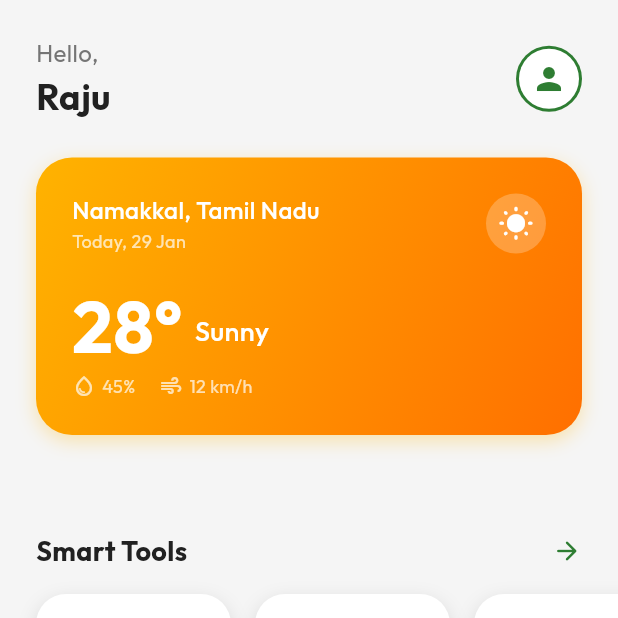
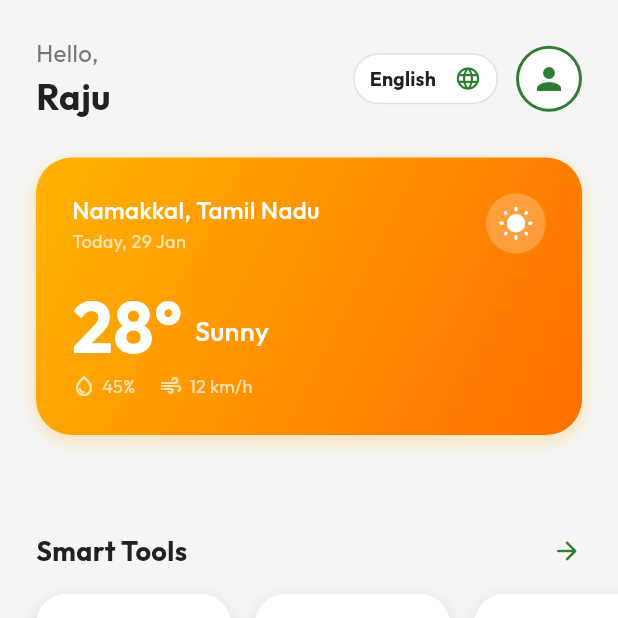
Before and after one commit to NarayanababuRaju/AgriPulse, a Flutter app: the FarmerDashboardScreen screen opened by its route, on a phone screen of 412 x 824 dp, the top half of it. Run offline on Flutter 3.47's test engine with Material 3 defaults, Android fonts, the phone set to English and light mode, and no system bars; drawn by our look-alikes of flutter_animate; our stand-ins replace country_code_picker, dio, equatable, firebase_core, fl_chart, flutter_riverpod and 6 more; accounts and stored records are empty; network calls fail.

Commit message:
Feature(Frontend): Main Home - Persistent Language Drop-Down and Live-Weather-Card Addition

```diff
--- a/flutter_app/lib/features/dashboard/presentation/farmer_dashboard_screen.dart
+++ b/flutter_app/lib/features/dashboard/presentation/farmer_dashboard_screen.dart
@@ -11,6 +11,7 @@ import 'providers/weather_provider.dart'; // Import Weather Provider
 import 'widgets/weather_card.dart';
 import 'widgets/action_card.dart';
 import 'widgets/recent_activity_list.dart';
+import '../../yield_prediction/providers/language_provider.dart';
 
 /// FarmerDashboardScreen - The main home screen for the farmer
 ///
@@ -32,6 +33,12 @@ class FarmerDashboardScreen extends ConsumerWidget {
     final weatherState = ref.watch(weatherProvider);
     final weather = weatherState.data;
 
+    // Translation Helper
+    // We watch the language provider state to rebuild updates,
+    // and use the notifier to look up strings.
+    ref.watch(languageProvider);
+    final tr = ref.read(languageProvider.notifier).translate;
+
     return Scaffold(
       backgroundColor: ColorPalette.offWhite,
       body: SafeArea(
@@ -49,7 +56,7 @@ class FarmerDashboardScreen extends ConsumerWidget {
                       crossAxisAlignment: CrossAxisAlignment.start,
                       children: [
                         Text(
-                          "Hello,",
+                          "${tr('hello')},",
                           style: GoogleFonts.outfit(
                             fontSize: 16,
                             color: ColorPalette.textSecondary,
@@ -65,7 +72,51 @@ class FarmerDashboardScreen extends ConsumerWidget {
                         ),
                       ],
                     ),
-                    _buildProfileButton(context, ref),
+                    Row(
+                      children: [
+                        // Language Dropdown
+                        Consumer(
+                          builder: (context, ref, _) {
+                            final language = ref.watch(languageProvider);
+                            return Container(
+                              margin: const EdgeInsets.only(right: 12),
+                              padding: const EdgeInsets.symmetric(horizontal: 10, vertical: 4),
+                              decoration: BoxDecoration(
+                                color: Colors.white,
+                                borderRadius: BorderRadius.circular(20),
+                                border: Border.all(color: Colors.grey.shade300),
+                              ),
+                              child: DropdownButtonHideUnderline(
+                                child: DropdownButton<AppLanguage>(
+                                  value: language,
+                                  isDense: true,
+                                  icon: const Icon(Icons.language, size: 18, color: ColorPalette.emeraldGreen),
+                                  items: AppLanguage.values.map((lang) {
+                                    return DropdownMenuItem(
+                                      value: lang,
+                                      child: Text(
+                                        lang == AppLanguage.en ? "English" :
+                                        lang == AppLanguage.hi ? "हिन्दी" :
+                                        lang == AppLanguage.ta ? "தமிழ்" :
+                                        lang == AppLanguage.kn ? "ಕನ್ನಡ" :
+                                        lang == AppLanguage.te ? "తెలుగు" : "മലയാളം",
+                                        style: const TextStyle(fontSize: 13, fontWeight: FontWeight.bold),
+                                      ),
+                                    );
+                                  }).toList(),
+                                  onChanged: (lang) {
+                                    if (lang != null) {
+                                      ref.read(languageProvider.notifier).setLanguage(lang);
+                                    }
+                                  },
+                                ),
+                              ),
+                            );
+                          },
+                        ),
+                        _buildProfileButton(context, ref),
+                      ],
+                    ),
                   ],
                 ),
 
@@ -76,6 +127,8 @@ class FarmerDashboardScreen extends ConsumerWidget {
                   isLoading: weatherState.isLoading,
                   condition: weather?['condition'] ?? "Sunny",
                   temperature: (weather?['temperature'] as num?)?.toInt() ?? 28,
+                  location: weather?['location'] ?? "Namakkal, Tamil Nadu",
+                  date: DateTime.now(),
                 ).animate()
                     .fadeIn(duration: 600.ms)
                     .slideY(begin: 0.1, end: 0, curve: Curves.easeOut),
@@ -94,7 +147,7 @@ class FarmerDashboardScreen extends ConsumerWidget {
                   mainAxisAlignment: MainAxisAlignment.spaceBetween,
                   children: [
                     Text(
-                      "Smart Tools", // Updated Header
+                      tr('smart_tools'), // Updated Header
                       style: GoogleFonts.outfit(
                         fontSize: 18,
                         fontWeight: FontWeight.bold,
@@ -115,7 +168,7 @@ class FarmerDashboardScreen extends ConsumerWidget {
                       // CROP DOCTOR (Primary Feature)
                       _buildCompactActionCard(
                         context,
-                        title: "Crop Doctor",
+                        title: tr('crop_doctor'),
                         icon: Icons.local_hospital_rounded,
                         color: ColorPalette.rustRed,
                         onTap: () => context.push(AppRouter.cropDoctorPath),
@@ -126,14 +179,10 @@ class FarmerDashboardScreen extends ConsumerWidget {
                       // YIELD PREDICTOR
                        _buildCompactActionCard(
                         context,
-                        title: "Yield Est.",
+                        title: tr('yield_est'),
                         icon: Icons.trending_up_rounded,
                         color: ColorPalette.goldenSunlight,
-                        onTap: () {
-                           ScaffoldMessenger.of(context).showSnackBar(
-                             const SnackBar(content: Text("Coming Soon in Phase 3!")),
-                          );
-                        },
+                        onTap: () => context.push(AppRouter.yieldPredictionPath),
                         delay: 300,
                       ),
                       const SizedBox(width: 16),
@@ -141,7 +190,7 @@ class FarmerDashboardScreen extends ConsumerWidget {
                       // MARKET PRICES
                        _buildCompactActionCard(
                         context,
-                        title: "Market",
+                        title: tr('market'),
                         icon: Icons.currency_rupee_rounded,
                         color: ColorPalette.emeraldGreen,
                         onTap: () {},
@@ -152,7 +201,7 @@ class FarmerDashboardScreen extends ConsumerWidget {
                       // EXPERT HELP
                        _buildCompactActionCard(
                         context,
-                        title: "Ask Expert",
+                        title: tr('ask_expert'),
                         icon: Icons.support_agent_rounded,
                         color: Colors.blueAccent,
                          onTap: () {},
```
